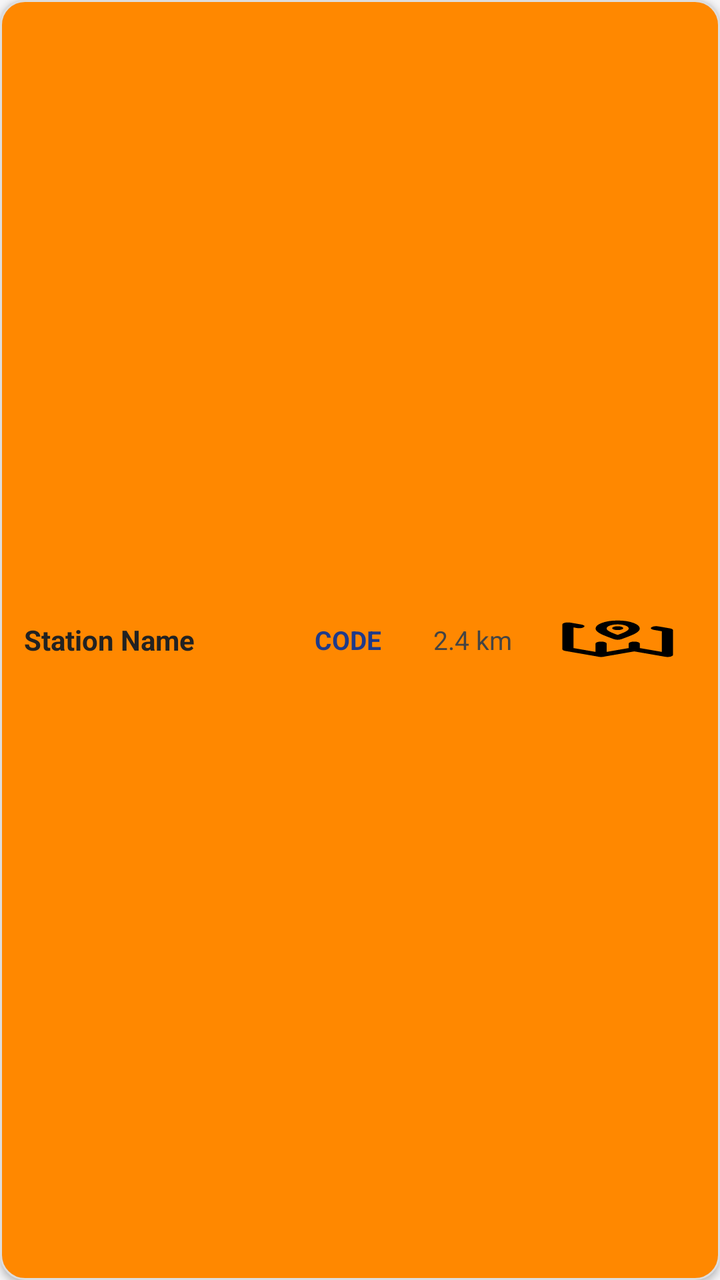
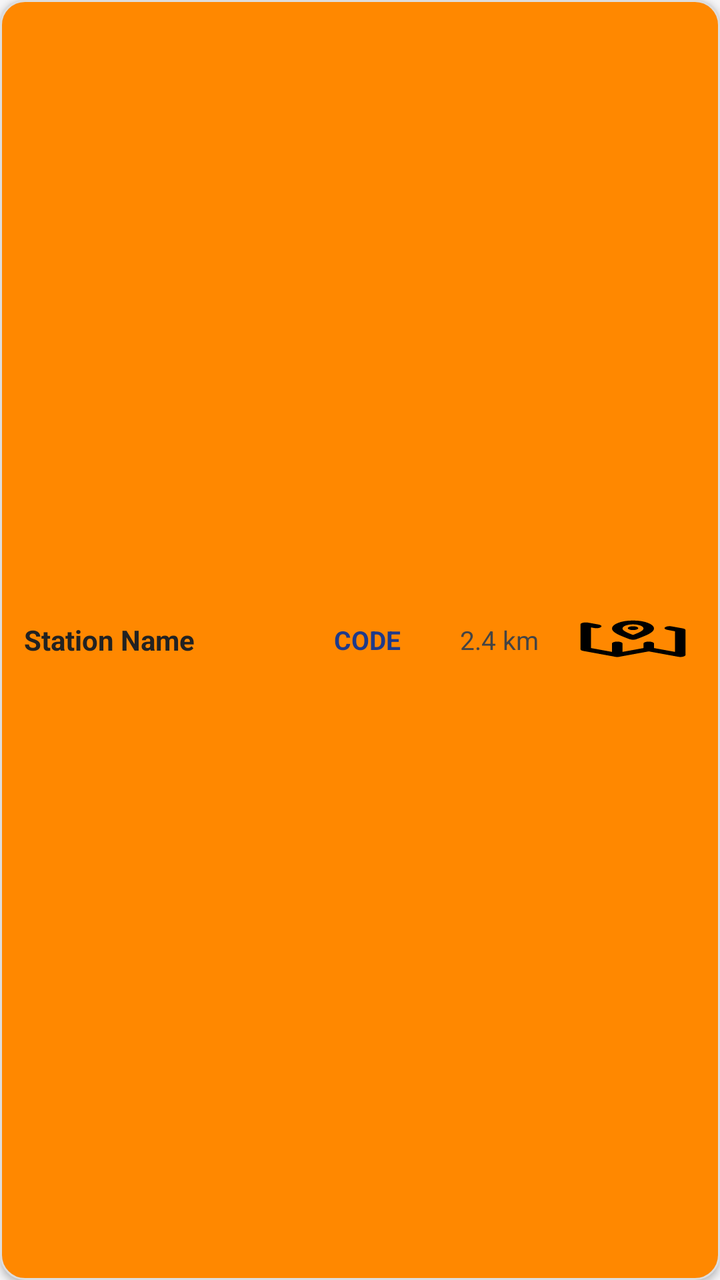

Before-and-after screenshots of an Android layout around one commit, followed by the original layout XML and the change that was made.
<!-- AndroidManifest.xml: application theme Theme.RailRadar -->
<!-- res/layout/nearby_station_listview_adapter_layout.xml -->
<?xml version="1.0" encoding="utf-8"?>
<LinearLayout xmlns:android="http://schemas.android.com/apk/res/android"
    android:layout_width="match_parent"
    android:layout_height="wrap_content"
    android:orientation="horizontal"
    android:gravity="center_vertical"
    android:paddingHorizontal="12dp"
    android:paddingVertical="12dp"
    android:background="@drawable/bg_history_items"
    android:layout_marginHorizontal="2dp"
    android:elevation="2dp">

    
    <TextView
        android:id="@+id/adapterStationName"
        style="@style/nearbyStationDataValuesStationName"
        android:layout_width="0dp"
        android:layout_height="wrap_content"
        android:layout_weight="1.6"
        android:text="Station Name"
        android:textSize="14sp"
        android:textStyle="bold"
        android:textColor="#222222"
        android:maxLines="2"
        android:ellipsize="end" />

    
    <TextView
        android:id="@+id/adapterStationCode"
        style="@style/nearbyStationDataValues"
        android:layout_width="0dp"
        android:layout_height="wrap_content"
        android:layout_weight="0.7"
        android:text="CODE"
        android:textSize="13sp"
        android:textStyle="bold"
        android:textColor="#1E3A8A"
        android:gravity="center" />

    
    <TextView
        android:id="@+id/adapterStationDistance"
        style="@style/nearbyStationDataValues"
        android:layout_width="0dp"
        android:layout_height="wrap_content"
        android:layout_weight="0.8"
        android:text="2.4 km"
        android:textSize="13sp"
        android:textColor="#444444"
        android:gravity="center" />

    
    <ImageView
        android:id="@+id/nearbyStationMapIcon"
        style="@style/nearbyStationDataImageValues"
        android:layout_width="20dp"
        android:layout_height="35dp"
        android:src="@drawable/nearby_station_location_icon"
        android:padding="6dp"
        android:background="?attr/selectableItemBackgroundBorderless"
        android:contentDescription="Open in Map" />

</LinearLayout>
<!-- resources referenced by this layout -->
<resources>
  <!-- drawable bg_history_items (drawable) -->
  <?xml version="1.0" encoding="utf-8"?>
  <shape xmlns:android="http://schemas.android.com/apk/res/android"
      android:shape="rectangle">
  
      
      <corners android:radius="12dp" />
  
      
      <solid android:color="@android:color/holo_orange_dark" />
  
      
      <stroke
          android:width="1dp"
          android:color="#DDDDDD" />
  </shape>
  <!-- drawable nearby_station_location_icon (drawable) -->
  <vector xmlns:android="http://schemas.android.com/apk/res/android"
      android:width="800dp"
      android:height="800dp"
      android:viewportWidth="24"
      android:viewportHeight="24">
    <path
        android:pathData="M12,6H12.01M9,20L3,17V4L5,5M9,20L15,17M9,20V14M15,17L21,20V7L19,6M15,17V14M15,6.2C15,7.967 13.5,9.4 12,11C10.5,9.4 9,7.967 9,6.2C9,4.433 10.343,3 12,3C13.657,3 15,4.433 15,6.2Z"
        android:strokeLineJoin="round"
        android:strokeWidth="2"
        android:fillColor="#00000000"
        android:strokeColor="#000000"
        android:strokeLineCap="round"/>
  </vector>
  <style name="nearbyStationDataImageValues">
          <item name="android:layout_width">5dp</item>
          <item name="android:layout_height">35dp</item>
          <item name="android:layout_weight">0.7</item>
          <item name="android:scaleType">fitXY</item>
      </style>
  <style name="nearbyStationDataValues">
       <item name="android:layout_width">0dp</item>
          <item name="android:layout_height">wrap_content</item>
          <item name="android:layout_weight">1</item>
          <item name="android:textSize">18sp</item>
      </style>
  <style name="nearbyStationDataValuesStationName">
          <item name="android:layout_width">0dp</item>
          <item name="android:layout_height">wrap_content</item>
          <item name="android:layout_weight">2</item>
          <item name="android:textSize">18sp</item>
      </style>
  <style name="Theme.RailRadar" parent="Theme.Material3.DayNight.NoActionBar">
  
          
          <item name="colorPrimary">#1E3A8A</item>
          <item name="colorOnPrimary">#FFFFFF</item>
          <item name="colorPrimaryContainer">#DBE1FF</item>
          <item name="colorOnPrimaryContainer">#00174B</item>
  
          
          <item name="colorSecondary">#FF6E40</item>
          <item name="colorOnSecondary">#FFFFFF</item>
          <item name="colorSecondaryContainer">#FFDBCF</item>
          <item name="colorOnSecondaryContainer">#3A0B00</item>
  
          
          <item name="android:colorBackground">#F5F5F7</item>
          <item name="colorSurface">#FFFFFF</item>
          <item name="colorOnSurface">#1A1A1A</item>
          <item name="colorOnSurfaceVariant">#5C5C5C</item>
  
          
          <item name="android:statusBarColor">?attr/colorPrimary</item>
          <item name="android:windowLightStatusBar">false</item>
  
      </style>
</resources>

<!-- the commit's change to res/layout/nearby_station_listview_adapter_layout.xml (unified diff, before → after) -->
@@ -1,7 +1,7 @@
 <?xml version="1.0" encoding="utf-8"?>
 <LinearLayout xmlns:android="http://schemas.android.com/apk/res/android"
     android:layout_width="match_parent"
-    android:layout_height="wrap_content"
+    android:layout_height="60dp"
     android:orientation="horizontal"
     android:gravity="center_vertical"
     android:paddingHorizontal="12dp"
@@ -51,12 +51,10 @@
 
     
     <ImageView
+
         android:id="@+id/nearbyStationMapIcon"
         style="@style/nearbyStationDataImageValues"
-        android:layout_width="20dp"
-        android:layout_height="35dp"
         android:src="@drawable/nearby_station_location_icon"
-        android:padding="6dp"
         android:background="?attr/selectableItemBackgroundBorderless"
         android:contentDescription="Open in Map" />
 
<!-- resource entries referenced after the edit -->
@@ -31,8 +31,8 @@
         android:strokeLineCap="round"/>
   </vector>
   <style name="nearbyStationDataImageValues">
-          <item name="android:layout_width">5dp</item>
-          <item name="android:layout_height">35dp</item>
+          <item name="android:layout_width">1dp</item>
+          <item name="android:layout_height">23dp</item>
           <item name="android:layout_weight">0.7</item>
           <item name="android:scaleType">fitXY</item>
       </style>
